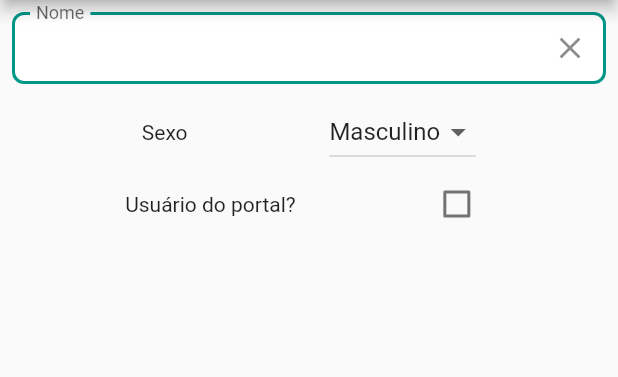
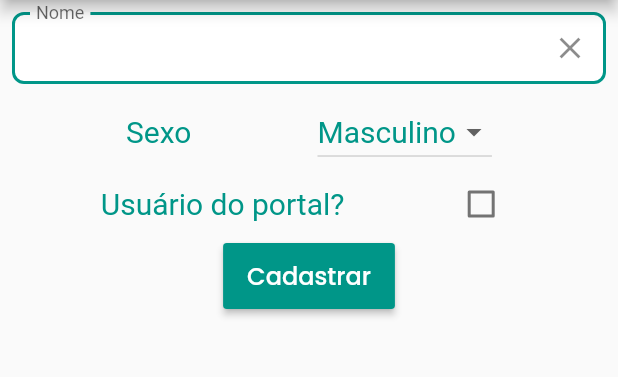
Before and after one commit to rodarterodrigo/desafiocodetec1, a Flutter app: the screen it shows after launch, on a phone screen of 412 x 824 dp, the part 84-461 px from its top. Run offline on Flutter 3.47's test engine with Material 2 defaults, Android fonts, the phone set to English and light mode, and no system bars; our stand-ins replace flutter_modular, google_fonts.

Commit message:
Adicionado CustomButtom

```diff
--- a/desafio_codetec1/lib/app/modules/home/home_page.dart
+++ b/desafio_codetec1/lib/app/modules/home/home_page.dart
@@ -1,4 +1,6 @@
-import 'package:desafio_codetec1/app/modules/home/widgets/custom_textfield.dart';
+import 'package:desafio_codetec1/app/modules/home/shared/enums/buttom_style.dart';
+import 'package:desafio_codetec1/app/modules/home/shared/widgets/custom_buttom.dart';
+import 'package:desafio_codetec1/app/modules/home/shared/widgets/custom_textfield.dart';
 import 'package:flutter/material.dart';
 import 'package:flutter_modular/flutter_modular.dart';
 import 'home_bloc.dart';
@@ -32,12 +34,22 @@ class HomePage extends StatelessWidget {
                   crossAxisAlignment: CrossAxisAlignment.center,
                   mainAxisAlignment: MainAxisAlignment.spaceEvenly,
                   children: [
-                    Text("Sexo"),
+                    Text("Sexo",
+                      style: TextStyle(
+                        fontSize: 20,
+                        color: Theme.of(context).primaryColor
+                      ),
+                    ),
                     DropdownButton<String>(
                       value: homeBloc.selectedGender,
                       items: <String>['Masculino', 'Feminino',].map((String value) => DropdownMenuItem<String>(
                         value: value,
-                        child: new Text(value),
+                        child: new Text(value,
+                          style: TextStyle(
+                            color: Theme.of(context).primaryColor,
+                            fontSize: 20
+                          ),
+                        ),
                       )).toList(),
                       onChanged: (value) => homeBloc.inputSex(value),
                     ),
@@ -47,12 +59,23 @@ class HomePage extends StatelessWidget {
                   crossAxisAlignment: CrossAxisAlignment.center,
                   mainAxisAlignment: MainAxisAlignment.spaceEvenly,
                   children: [
-                    Text("Usuário do portal?"),
+                    Text("Usuário do portal?",
+                      style: TextStyle(
+                          fontSize: 20,
+                          color: Theme.of(context).primaryColor
+                      ),
+                    ),
                     Checkbox(value: homeBloc.portalUser,
                         activeColor: Theme.of(context).primaryColor,
                         onChanged:(value) => homeBloc.inputPortalUser(value)),
                   ],
-                )
+                ),
+                CustomButton(
+                    onPressed: (){},
+                    text: "Cadastrar",
+                    buttonStyle: CustomButtonStyle.Primary,
+                    isEnable: true,
+                ),
               ],
             ),
           ),
--- /dev/null
+++ b/desafio_codetec1/lib/app/modules/home/shared/enums/buttom_style.dart
@@ -0,0 +1,4 @@
+enum CustomButtonStyle {
+  Primary,
+  Secondary
+}
--- /dev/null
+++ b/desafio_codetec1/lib/app/modules/home/shared/widgets/custom_buttom.dart
@@ -0,0 +1,64 @@
+import 'package:desafio_codetec1/app/modules/home/shared/enums/buttom_style.dart';
+import 'package:flutter/foundation.dart';
+import 'package:flutter/material.dart';
+import 'package:google_fonts/google_fonts.dart';
+
+class CustomButton extends StatelessWidget {
+  CustomButton(
+      {@required this.onPressed,
+        @required this.text,
+        this.buttonStyle = CustomButtonStyle.Primary,
+        this.isEnable = true});
+
+  final GestureTapCallback onPressed;
+  final String text;
+  final CustomButtonStyle buttonStyle;
+  final bool isEnable;
+
+  @override
+  Widget build(BuildContext context) {
+    switch (buttonStyle) {
+      case CustomButtonStyle.Primary:
+        return MaterialButton(
+          disabledColor: Colors.teal[200],
+            shape: RoundedRectangleBorder(
+                borderRadius: new BorderRadius.circular(2.5)),
+            padding: EdgeInsets.only(right: 16, left: 16, top: 10, bottom: 10),
+            color: Theme.of(context).primaryColor,
+            textColor: Colors.white,
+            child: new Text(text, style: getButtonFontStyle(buttonStyle, context)),
+            onPressed: isEnable? onPressed: null);
+        break;
+      case CustomButtonStyle.Secondary:
+        return MaterialButton(
+            shape: RoundedRectangleBorder(
+                side: BorderSide(
+                    color: Theme.of(context).primaryColor, width: 2, style: BorderStyle.solid,),
+                borderRadius: new BorderRadius.circular(2.5)),
+            padding: EdgeInsets.only(right: 16, left: 16, top: 10, bottom: 10),
+            color: Colors.white,
+            textColor: Colors.white,
+            child: new Text(text, style: getButtonFontStyle(buttonStyle, context)),
+            onPressed: isEnable? onPressed: (){});
+        break;
+    }
+  }
+
+  TextStyle getButtonFontStyle(CustomButtonStyle buttonStyle, BuildContext context) {
+    switch (buttonStyle) {
+      case CustomButtonStyle.Primary:
+        return GoogleFonts.poppins(
+            fontSize: 16, color: Colors.white, fontWeight: FontWeight.w500);
+        break;
+      case CustomButtonStyle.Secondary:
+        return GoogleFonts.poppins(
+            fontSize: 16,
+            color: Theme.of(context).primaryColor,
+            fontWeight: FontWeight.w500);
+        break;
+      default:
+        return GoogleFonts.poppins(fontSize: 13, color: Colors.white);
+        break;
+    }
+  }
+}
--- a/desafio_codetec1/lib/app/modules/home/widgets/custom_textfield.dart
+++ b/desafio_codetec1/lib/app/modules/home/shared/widgets/custom_textfield.dart
@@ -83,7 +83,8 @@ class CustomTextField extends StatelessWidget {
                       borderRadius: BorderRadius.all(Radius.circular(8))),
                   errorText: errorText,
                   enabled: isEnabled,
-                  prefixIcon: prefixIcon == null ? null : prefixIcon)),
+                  prefixIcon: prefixIcon == null ? null : prefixIcon)
+          ),
         ]
         )
     );
--- a/desafio_codetec1/pubspec.yaml
+++ b/desafio_codetec1/pubspec.yaml
@@ -25,6 +25,7 @@ dependencies:
   rxdart: ^0.25.0
   flutter_modular: ^2.0.1
   dartz: ^0.9.2
+  google_fonts: ^1.1.0
   flutter:
     sdk: flutter
 
```
Also changed, not shown: desafio_codetec1/pubspec.lock, 1 other file.
